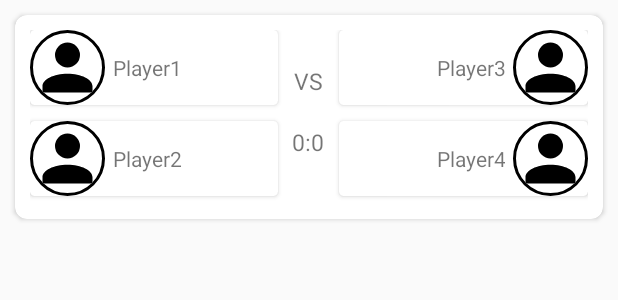
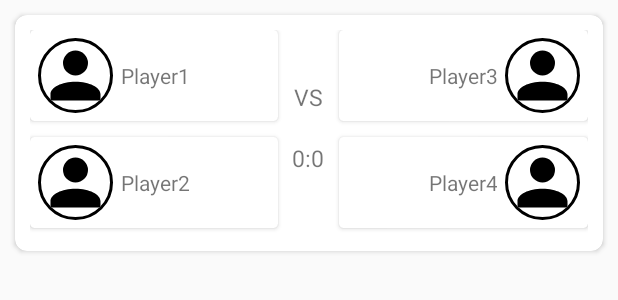
Before and after one commit to ArtemGulia/KickerApp, an Android app: the layout game_card_view.xml on its own in the app's theme, with its tools: preview values and no code run, on a phone screen of 412 x 824 dp. Shown: the top 300 px of the screen. Run offline under Robolectric (Android 15) with nearby library versions, the phone set to English and light mode, and no system bars.

```diff
--- a/app/src/main/res/layout/game_card_view.xml
+++ b/app/src/main/res/layout/game_card_view.xml
@@ -32,12 +32,12 @@
 
                 <de.hdodenhof.circleimageview.CircleImageView
                     android:id="@+id/game_player1_avatar"
-                    android:layout_marginRight="5dp"
                     android:layout_width="50dp"
                     android:layout_height="50dp"
                     android:src="@drawable/account"
                     app:civ_border_width="2dp"
-                    app:civ_border_color="#FF000000"/>
+                    app:civ_border_color="#FF000000"
+                    android:layout_margin="5dp"/>
 
                 <TextView
                     android:id="@+id/game_player1_name"
@@ -75,12 +75,12 @@
                 <de.hdodenhof.circleimageview.CircleImageView
                     android:id="@+id/game_player2_avatar"
                     android:layout_alignParentTop="true"
-                    android:layout_marginRight="5dp"
                     android:layout_width="50dp"
                     android:layout_height="50dp"
                     android:src="@drawable/account"
                     app:civ_border_width="2dp"
-                    app:civ_border_color="#FF000000"/>
+                    app:civ_border_color="#FF000000"
+                    android:layout_margin="5dp"/>
 
                 <TextView
                     android:id="@+id/game_player2_name"
@@ -139,12 +139,12 @@
                 <de.hdodenhof.circleimageview.CircleImageView
                     android:id="@+id/game_player3_avatar"
                     android:layout_alignParentEnd="true"
-                    android:layout_marginLeft="5dp"
                     android:layout_width="50dp"
                     android:layout_height="50dp"
                     android:src="@drawable/account"
                     app:civ_border_width="2dp"
-                    app:civ_border_color="#FF000000"/>
+                    app:civ_border_color="#FF000000"
+                    android:layout_margin="5dp"/>
 
                 <TextView
                     android:id="@+id/game_player3_name"
@@ -181,9 +181,9 @@
                     android:layout_height="50dp"
                     android:src="@drawable/account"
                     android:layout_alignParentEnd="true"
-                    android:layout_marginLeft="5dp"
                     app:civ_border_width="2dp"
-                    app:civ_border_color="#FF000000"/>
+                    app:civ_border_color="#FF000000"
+                    android:layout_margin="5dp"/>
 
                 <TextView
                     android:id="@+id/game_player4_name"
```
Also changed, not shown: app/src/main/java/com/g_art/kickerapp/activity/KickerAppActivity.java (+11 -4 lines).
